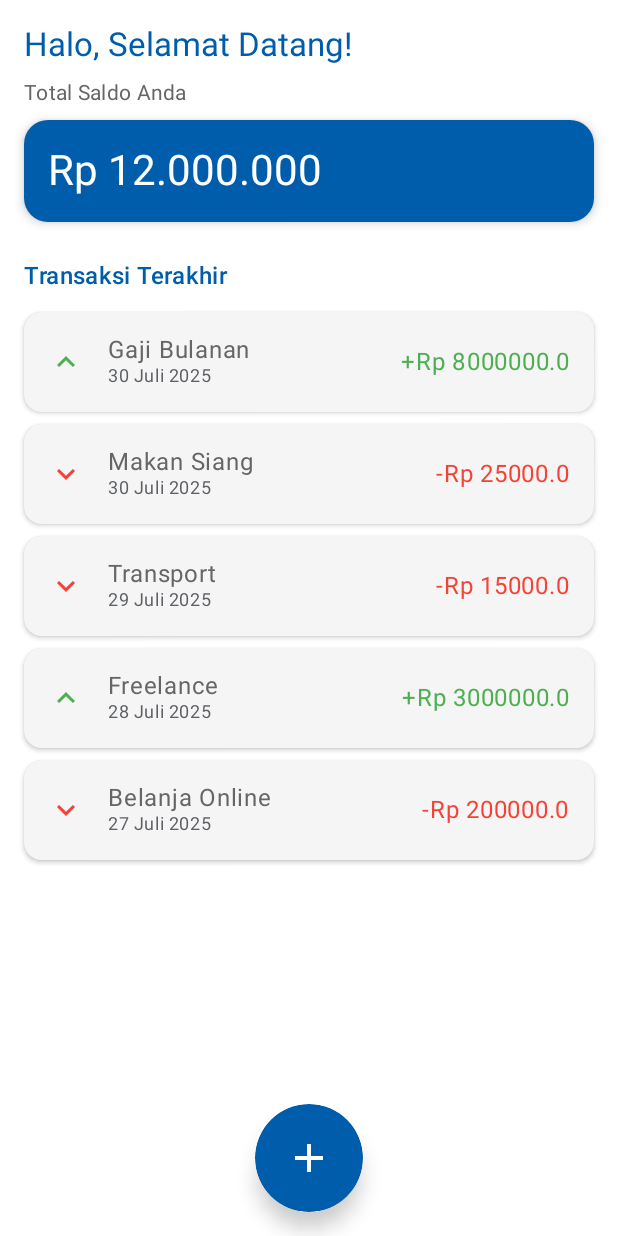
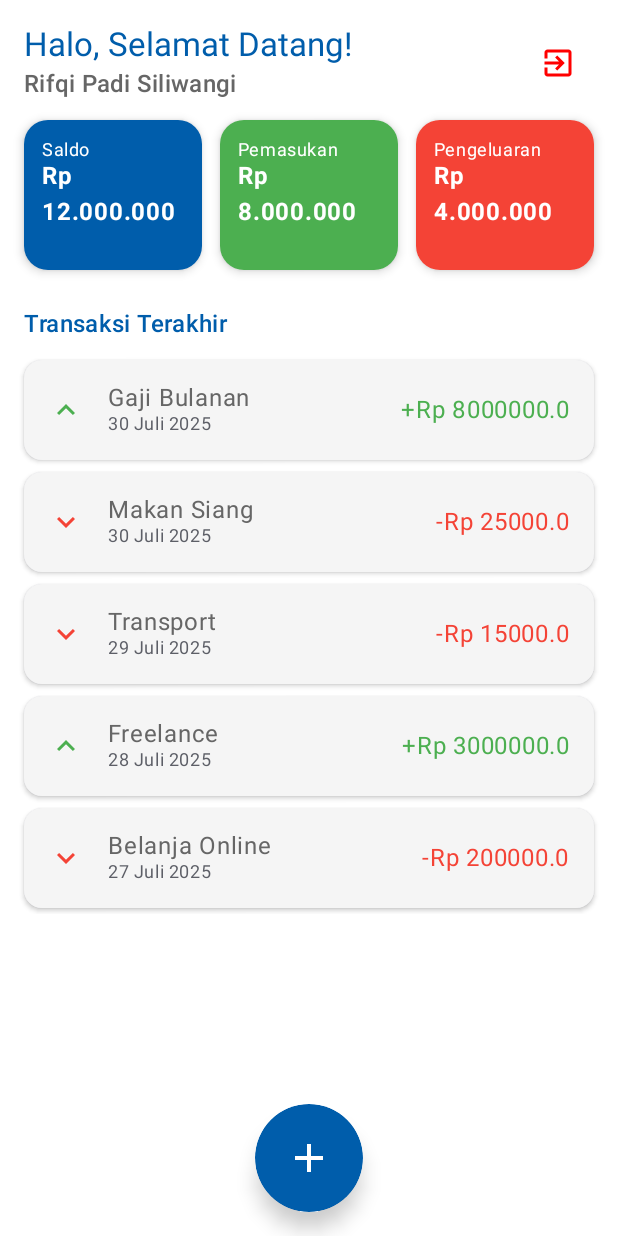
Before and after one commit to Rifqips/Sangu, an Android app built with Jetpack Compose: the screen it shows after launch (MainActivity), after a tap on "Login", on a phone screen of 412 x 824 dp. Run offline under Robolectric (Android 15) with nearby library versions, the phone set to English and light mode, and no system bars; our stand-ins replace Dagger/Hilt's generated code, accompanist.

Commit message:
ref ; - re styling DashboardScreen

```diff
--- a/app/src/main/java/id/application/sangugue/presentation/screen/dashboard/DashboardScreen.kt
+++ b/app/src/main/java/id/application/sangugue/presentation/screen/dashboard/DashboardScreen.kt
@@ -1,28 +1,42 @@
 package id.application.sangugue.presentation.screen.dashboard
 
+import androidx.compose.foundation.layout.Arrangement
+import androidx.compose.foundation.layout.Box
 import androidx.compose.foundation.layout.Column
+import androidx.compose.foundation.layout.Row
 import androidx.compose.foundation.layout.Spacer
 import androidx.compose.foundation.layout.fillMaxSize
 import androidx.compose.foundation.layout.fillMaxWidth
 import androidx.compose.foundation.layout.height
 import androidx.compose.foundation.layout.padding
 import androidx.compose.foundation.layout.size
+import androidx.compose.foundation.layout.width
 import androidx.compose.foundation.shape.CircleShape
 import androidx.compose.foundation.shape.RoundedCornerShape
 import androidx.compose.material.icons.Icons
 import androidx.compose.material.icons.filled.Add
+import androidx.compose.material.icons.filled.ExitToApp
+import androidx.compose.material3.AlertDialog
 import androidx.compose.material3.Card
 import androidx.compose.material3.CardDefaults
 import androidx.compose.material3.FabPosition
 import androidx.compose.material3.FloatingActionButton
 import androidx.compose.material3.Icon
+import androidx.compose.material3.IconButton
 import androidx.compose.material3.MaterialTheme
 import androidx.compose.material3.Scaffold
 import androidx.compose.material3.Text
+import androidx.compose.material3.TextButton
 import androidx.compose.runtime.Composable
+import androidx.compose.runtime.getValue
+import androidx.compose.runtime.mutableStateOf
+import androidx.compose.runtime.remember
+import androidx.compose.runtime.setValue
+import androidx.compose.ui.Alignment
 import androidx.compose.ui.Modifier
 import androidx.compose.ui.draw.shadow
 import androidx.compose.ui.graphics.Color
+import androidx.compose.ui.text.font.FontWeight
 import androidx.compose.ui.unit.dp
 import androidx.navigation.NavHostController
 import id.application.sangugue.data.model.transaction.TransactionList
@@ -31,10 +45,40 @@ import id.application.sangugue.ui.theme.GrayText
 import id.application.sangugue.ui.theme.PLNBlueDark
 import id.application.sangugue.ui.theme.White
 import id.application.sangugue.utils.Utils.SetSystemBarColor
+import id.application.sangugue.utils.Utils.formatCurrency
 
 @Composable
 fun DashboardScreen(navController: NavHostController) {
     SetSystemBarColor(color = White, darkIcons = true)
+
+    var showLogoutDialog by remember { mutableStateOf(false) }
+
+    val totalSaldo = 12_000_000
+    val totalPemasukan = 8_000_000
+    val totalPengeluaran = 4_000_000
+
+    if (showLogoutDialog) {
+        AlertDialog(
+            onDismissRequest = { showLogoutDialog = false },
+            title = { Text("Konfirmasi Logout") },
+            text = { Text("Apakah Anda yakin ingin keluar?") },
+            confirmButton = {
+                TextButton(onClick = {
+                    showLogoutDialog = false
+                    navController.navigate("login") {
+                        popUpTo(0)
+                    }
+                }) {
+                    Text("Keluar")
+                }
+            },
+            dismissButton = {
+                TextButton(onClick = { showLogoutDialog = false }) {
+                    Text("Batal")
+                }
+            }
+        )
+    }
 
     Scaffold(
         floatingActionButton = {
@@ -53,45 +97,57 @@ fun DashboardScreen(navController: NavHostController) {
         floatingActionButtonPosition = FabPosition.Center,
         containerColor = Color.White
     ) { innerPadding ->
-
         Column(
             modifier = Modifier
                 .fillMaxSize()
                 .padding(innerPadding)
                 .padding(16.dp)
         ) {
-            Text(
-                text = "Halo, Selamat Datang!",
-                style = MaterialTheme.typography.titleLarge,
-                color = PLNBlueDark
-            )
-
-            Spacer(modifier = Modifier.height(8.dp))
-
-            Text(
-                text = "Total Saldo Anda",
-                style = MaterialTheme.typography.bodyMedium,
-                color = GrayText
-            )
-
-            Card(
+            Row(
                 modifier = Modifier
                     .fillMaxWidth()
-                    .padding(vertical = 8.dp),
-                colors = CardDefaults.cardColors(containerColor = PLNBlueDark),
-                shape = RoundedCornerShape(16.dp),
-                elevation = CardDefaults.cardElevation(4.dp)
+                    .padding(bottom = 12.dp),
+                verticalAlignment = Alignment.CenterVertically,
+                horizontalArrangement = Arrangement.SpaceBetween
             ) {
-                Column(modifier = Modifier.padding(16.dp)) {
+                Column {
                     Text(
-                        text = "Rp 12.000.000",
-                        style = MaterialTheme.typography.headlineMedium,
-                        color = Color.White
+                        text = "Halo, Selamat Datang!",
+                        style = MaterialTheme.typography.titleLarge,
+                        color = PLNBlueDark
+                    )
+                    Text(
+                        text = "Rifqi Padi Siliwangi",
+                        style = MaterialTheme.typography.titleMedium,
+                        color = GrayText
+                    )
+                }
+
+                IconButton(onClick = { showLogoutDialog = true }) {
+                    Icon(
+                        imageVector = Icons.Default.ExitToApp,
+                        contentDescription = "Logout",
+                        tint = Color.Red
                     )
                 }
             }
 
-            Spacer(modifier = Modifier.height(16.dp))
+            Row(
+                modifier = Modifier.fillMaxWidth(),
+                horizontalArrangement = Arrangement.spacedBy(12.dp)
+            ) {
+                Box(modifier = Modifier.weight(1f)) {
+                    InfoCard(title = "Saldo", amount = totalSaldo, backgroundColor = PLNBlueDark)
+                }
+                Box(modifier = Modifier.weight(1f)) {
+                    InfoCard(title = "Pemasukan", amount = totalPemasukan, backgroundColor = Color(0xFF4CAF50))
+                }
+                Box(modifier = Modifier.weight(1f)) {
+                    InfoCard(title = "Pengeluaran", amount = totalPengeluaran, backgroundColor = Color(0xFFF44336))
+                }
+            }
+
+            Spacer(modifier = Modifier.height(24.dp))
 
             Text(
                 text = "Transaksi Terakhir",
@@ -106,3 +162,33 @@ fun DashboardScreen(navController: NavHostController) {
         }
     }
 }
+
+
+
+@Composable
+fun InfoCard(title: String, amount: Int, backgroundColor: Color) {
+    Card(
+        modifier = Modifier
+            .fillMaxWidth()
+            .height(100.dp),
+        shape = RoundedCornerShape(16.dp),
+        colors = CardDefaults.cardColors(containerColor = backgroundColor),
+        elevation = CardDefaults.cardElevation(4.dp)
+    ) {
+        Column(
+            modifier = Modifier.padding(12.dp),
+            verticalArrangement = Arrangement.SpaceBetween
+        ) {
+            Text(
+                text = title,
+                style = MaterialTheme.typography.bodySmall,
+                color = Color.White
+            )
+            Text(
+                text = "Rp ${amount.formatCurrency()}",
+                style = MaterialTheme.typography.bodyLarge.copy(fontWeight = FontWeight.Bold),
+                color = Color.White
+            )
+        }
+    }
+}
--- a/app/src/main/java/id/application/sangugue/utils/Utils.kt
+++ b/app/src/main/java/id/application/sangugue/utils/Utils.kt
@@ -28,5 +28,10 @@ object Utils {
         }
     }
 
+    fun Int.formatCurrency(): String {
+        return String.format("%,d", this).replace(',', '.')
+    }
+
+
 
 }
```
